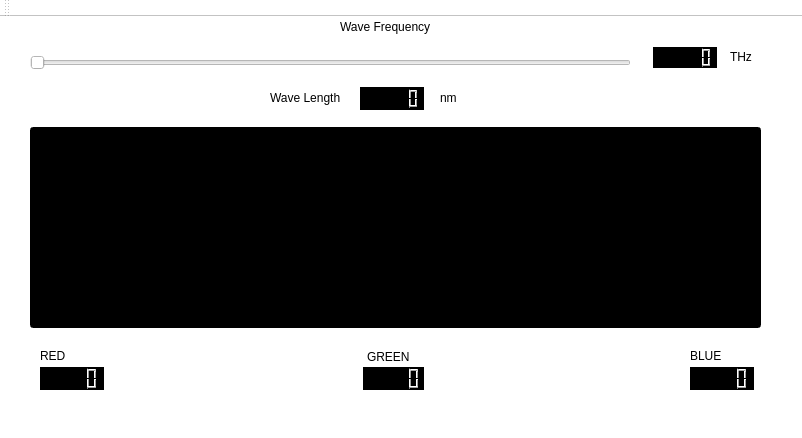
Old version of the form mainwindow.ui in the repository alexfoglia1/RadiationToRGB.
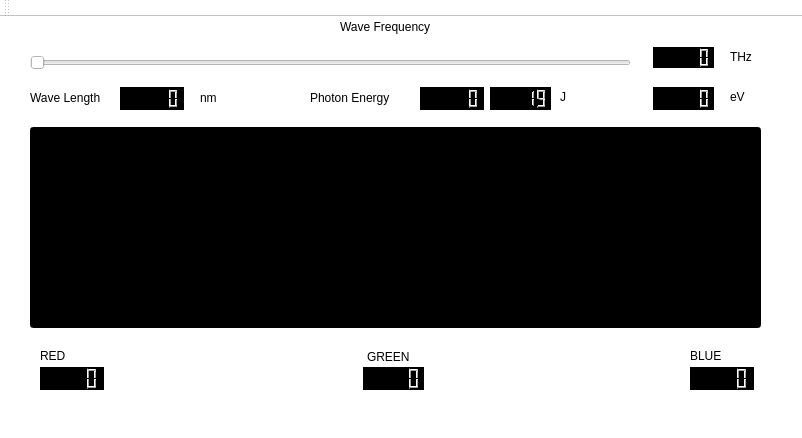
New version of the form.

Commit message: photon energy

```diff
--- a/mainwindow.ui
+++ b/mainwindow.ui
@@ -61,7 +61,7 @@
      <rect>
       <x>367</x>
       <y>330</y>
-      <width>61</width>
+      <width>51</width>
       <height>20</height>
      </rect>
     </property>
@@ -135,7 +135,7 @@
      <rect>
       <x>653</x>
       <y>30</y>
-      <width>64</width>
+      <width>61</width>
       <height>21</height>
      </rect>
     </property>
@@ -178,7 +178,7 @@
    <widget class="QLCDNumber" name="lcdNumber_5">
     <property name="geometry">
      <rect>
-      <x>360</x>
+      <x>120</x>
       <y>70</y>
       <width>64</width>
       <height>23</height>
@@ -194,7 +194,7 @@
    <widget class="QLabel" name="label_6">
     <property name="geometry">
      <rect>
-      <x>440</x>
+      <x>200</x>
       <y>70</y>
       <width>58</width>
       <height>21</height>
@@ -207,7 +207,7 @@
    <widget class="QLabel" name="label_7">
     <property name="geometry">
      <rect>
-      <x>270</x>
+      <x>30</x>
       <y>70</y>
       <width>81</width>
       <height>21</height>
@@ -217,6 +217,96 @@
      <string>Wave Length</string>
     </property>
    </widget>
+   <widget class="QLabel" name="label_8">
+    <property name="geometry">
+     <rect>
+      <x>310</x>
+      <y>70</y>
+      <width>91</width>
+      <height>21</height>
+     </rect>
+    </property>
+    <property name="text">
+     <string>Photon Energy</string>
+    </property>
+   </widget>
+   <widget class="QLCDNumber" name="lcdNumber_6">
+    <property name="geometry">
+     <rect>
+      <x>420</x>
+      <y>70</y>
+      <width>64</width>
+      <height>23</height>
+     </rect>
+    </property>
+    <property name="styleSheet">
+     <string notr="true">background-color: rgb(0, 0, 0);</string>
+    </property>
+    <property name="smallDecimalPoint">
+     <bool>true</bool>
+    </property>
+   </widget>
+   <widget class="QLabel" name="label_9">
+    <property name="geometry">
+     <rect>
+      <x>560</x>
+      <y>70</y>
+      <width>41</width>
+      <height>20</height>
+     </rect>
+    </property>
+    <property name="text">
+     <string>J</string>
+    </property>
+   </widget>
+   <widget class="QLCDNumber" name="lcdNumber_7">
+    <property name="geometry">
+     <rect>
+      <x>653</x>
+      <y>70</y>
+      <width>61</width>
+      <height>23</height>
+     </rect>
+    </property>
+    <property name="styleSheet">
+     <string notr="true">background-color: rgb(0, 0, 0);</string>
+    </property>
+    <property name="smallDecimalPoint">
+     <bool>true</bool>
+    </property>
+   </widget>
+   <widget class="QLabel" name="label_10">
+    <property name="geometry">
+     <rect>
+      <x>730</x>
+      <y>70</y>
+      <width>31</width>
+      <height>20</height>
+     </rect>
+    </property>
+    <property name="text">
+     <string>eV</string>
+    </property>
+   </widget>
+   <widget class="QLCDNumber" name="lcdNumber_8">
+    <property name="geometry">
+     <rect>
+      <x>490</x>
+      <y>70</y>
+      <width>61</width>
+      <height>23</height>
+     </rect>
+    </property>
+    <property name="styleSheet">
+     <string notr="true">background-color: rgb(0, 0, 0);</string>
+    </property>
+    <property name="smallDecimalPoint">
+     <bool>true</bool>
+    </property>
+    <property name="value" stdset="0">
+     <double>19.000000000000000</double>
+    </property>
+   </widget>
   </widget>
   <widget class="QMenuBar" name="menuBar">
    <property name="geometry">
```
Left out of the diff: 2 changed lines with no effect on the pictures. The commit also changes 4 other files.
